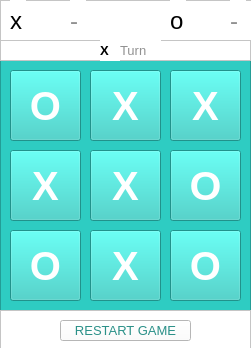
sameersharma1999/Tic-Tac-Toe, file My_App/App.ui: the form before one commit.
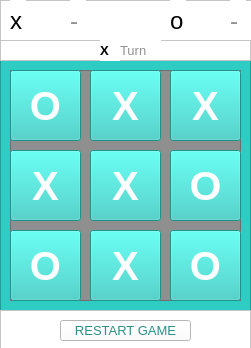
The form after the commit.

The edit to the form file:
```diff
--- a/My_App/App.ui
+++ b/My_App/App.ui
@@ -82,36 +82,13 @@
      <property name="frameShadow">
       <enum>QFrame::Raised</enum>
      </property>
-     <widget class="QPushButton" name="pushButton_9">
+     <widget class="QFrame" name="frame_3">
       <property name="geometry">
        <rect>
         <x>10</x>
-        <y>170</y>
-        <width>71</width>
-        <height>71</height>
-       </rect>
-      </property>
-      <property name="font">
-       <font>
-        <pointsize>30</pointsize>
-        <weight>75</weight>
-        <bold>true</bold>
-       </font>
-      </property>
-      <property name="styleSheet">
-       <string notr="true">color: rgb(255, 255, 255);</string>
-      </property>
-      <property name="text">
-       <string>O</string>
-      </property>
-     </widget>
-     <widget class="QPushButton" name="pushButton">
-      <property name="geometry">
-       <rect>
-        <x>10</x>
         <y>10</y>
-        <width>71</width>
-        <height>71</height>
+        <width>231</width>
+        <height>231</height>
        </rect>
       </property>
       <property name="font">
@@ -122,64 +99,19 @@
        </font>
       </property>
       <property name="styleSheet">
-       <string notr="true">color: rgb(255, 255, 255);</string>
+       <string notr="true">background-color: rgb(143, 143, 143);</string>
       </property>
-      <property name="text">
-       <string>O</string>
+      <property name="frameShape">
+       <enum>QFrame::StyledPanel</enum>
       </property>
-     </widget>
-     <widget class="QPushButton" name="pushButton_2">
-      <property name="geometry">
-       <rect>
-        <x>90</x>
-        <y>10</y>
-        <width>71</width>
-        <height>71</height>
-       </rect>
+      <property name="frameShadow">
+       <enum>QFrame::Raised</enum>
       </property>
-      <property name="font">
-       <font>
-        <pointsize>30</pointsize>
-        <weight>75</weight>
-        <bold>true</bold>
-       </font>
-      </property>
-      <property name="styleSheet">
-       <string notr="true">background-color: rgb(46, 204, 194);
-color: rgb(255, 255, 255);</string>
-      </property>
-      <property name="text">
-       <string>X</string>
-      </property>
-     </widget>
-     <widget class="QPushButton" name="pushButton_6">
-      <property name="geometry">
-       <rect>
-        <x>170</x>
-        <y>90</y>
-        <width>71</width>
-        <height>71</height>
-       </rect>
-      </property>
-      <property name="font">
-       <font>
-        <pointsize>31</pointsize>
-        <weight>75</weight>
-        <bold>true</bold>
-       </font>
-      </property>
-      <property name="styleSheet">
-       <string notr="true">color: rgb(255, 255, 255);</string>
-      </property>
-      <property name="text">
-       <string>O</string>
-      </property>
-     </widget>
      <widget class="QPushButton" name="pushButton_8">
       <property name="geometry">
        <rect>
-        <x>90</x>
-        <y>170</y>
+         <x>80</x>
+         <y>160</y>
         <width>71</width>
         <height>71</height>
        </rect>
@@ -192,7 +124,8 @@
        </font>
       </property>
       <property name="styleSheet">
-       <string notr="true">color: rgb(255, 255, 255);</string>
+        <string notr="true">background-color: rgb(46, 204, 194);
+color: rgb(255, 255, 255);</string>
       </property>
       <property name="text">
        <string>X</string>
@@ -201,8 +134,8 @@
      <widget class="QPushButton" name="pushButton_7">
       <property name="geometry">
        <rect>
-        <x>170</x>
-        <y>170</y>
+         <x>160</x>
+         <y>160</y>
         <width>71</width>
         <height>71</height>
        </rect>
@@ -215,7 +148,8 @@
        </font>
       </property>
       <property name="styleSheet">
-       <string notr="true">color: rgb(255, 255, 255);</string>
+        <string notr="true">background-color: rgb(46, 204, 194);
+color: rgb(255, 255, 255);</string>
       </property>
       <property name="text">
        <string>O</string>
@@ -224,8 +158,8 @@
      <widget class="QPushButton" name="pushButton_3">
       <property name="geometry">
        <rect>
-        <x>10</x>
-        <y>90</y>
+         <x>0</x>
+         <y>80</y>
         <width>71</width>
         <height>71</height>
        </rect>
@@ -238,17 +172,18 @@
        </font>
       </property>
       <property name="styleSheet">
-       <string notr="true">color: rgb(255, 255, 255);</string>
+        <string notr="true">background-color: rgb(46, 204, 194);
+color: rgb(255, 255, 255);</string>
       </property>
       <property name="text">
        <string>X</string>
       </property>
      </widget>
-     <widget class="QPushButton" name="pushButton_4">
+      <widget class="QPushButton" name="pushButton_2">
       <property name="geometry">
        <rect>
-        <x>90</x>
-        <y>90</y>
+         <x>80</x>
+         <y>0</y>
         <width>71</width>
         <height>71</height>
        </rect>
@@ -261,7 +196,8 @@
        </font>
       </property>
       <property name="styleSheet">
-       <string notr="true">color: rgb(255, 255, 255);</string>
+        <string notr="true">background-color: rgb(46, 204, 194);
+color: rgb(255, 255, 255);</string>
       </property>
       <property name="text">
        <string>X</string>
@@ -270,8 +206,8 @@
      <widget class="QPushButton" name="pushButton_5">
       <property name="geometry">
        <rect>
-        <x>170</x>
-        <y>10</y>
+         <x>160</x>
+         <y>0</y>
         <width>71</width>
         <height>71</height>
        </rect>
@@ -284,11 +220,109 @@
        </font>
       </property>
       <property name="styleSheet">
-       <string notr="true">color: rgb(255, 255, 255);</string>
+        <string notr="true">background-color: rgb(46, 204, 194);
+color: rgb(255, 255, 255);</string>
       </property>
       <property name="text">
        <string>X</string>
       </property>
+      </widget>
+      <widget class="QPushButton" name="pushButton">
+       <property name="geometry">
+        <rect>
+         <x>0</x>
+         <y>0</y>
+         <width>71</width>
+         <height>71</height>
+        </rect>
+       </property>
+       <property name="font">
+        <font>
+         <pointsize>30</pointsize>
+         <weight>75</weight>
+         <bold>true</bold>
+        </font>
+       </property>
+       <property name="styleSheet">
+        <string notr="true">background-color: rgb(46, 204, 194);
+color: rgb(255, 255, 255);</string>
+       </property>
+       <property name="text">
+        <string>O</string>
+       </property>
+      </widget>
+      <widget class="QPushButton" name="pushButton_4">
+       <property name="geometry">
+        <rect>
+         <x>80</x>
+         <y>80</y>
+         <width>71</width>
+         <height>71</height>
+        </rect>
+       </property>
+       <property name="font">
+        <font>
+         <pointsize>30</pointsize>
+         <weight>75</weight>
+         <bold>true</bold>
+        </font>
+       </property>
+       <property name="styleSheet">
+        <string notr="true">background-color: rgb(46, 204, 194);
+color: rgb(255, 255, 255);</string>
+       </property>
+       <property name="text">
+        <string>X</string>
+       </property>
+      </widget>
+      <widget class="QPushButton" name="pushButton_9">
+       <property name="geometry">
+        <rect>
+         <x>0</x>
+         <y>160</y>
+         <width>71</width>
+         <height>71</height>
+        </rect>
+       </property>
+       <property name="font">
+        <font>
+         <pointsize>30</pointsize>
+         <weight>75</weight>
+         <bold>true</bold>
+        </font>
+       </property>
+       <property name="styleSheet">
+        <string notr="true">background-color: rgb(46, 204, 194);
+color: rgb(255, 255, 255);</string>
+       </property>
+       <property name="text">
+        <string>O</string>
+       </property>
+      </widget>
+      <widget class="QPushButton" name="pushButton_6">
+       <property name="geometry">
+        <rect>
+         <x>160</x>
+         <y>80</y>
+         <width>71</width>
+         <height>71</height>
+        </rect>
+       </property>
+       <property name="font">
+        <font>
+         <pointsize>31</pointsize>
+         <weight>75</weight>
+         <bold>true</bold>
+        </font>
+       </property>
+       <property name="styleSheet">
+        <string notr="true">background-color: rgb(46, 204, 194);
+color: rgb(255, 255, 255);</string>
+       </property>
+       <property name="text">
+        <string>O</string>
+       </property>
+      </widget>
      </widget>
     </widget>
     <widget class="QFrame" name="x_o_result_frame">
```
Left out of the diff: 7 changed lines with no effect on the pictures. Lines whose indentation alone changed are shown as unchanged.
